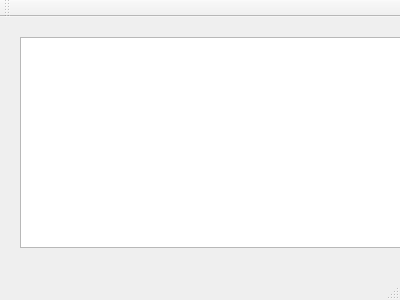
Before: the Qt Designer form mainwindow.ui in lodmev/autoshop, drawn with Qt 5.
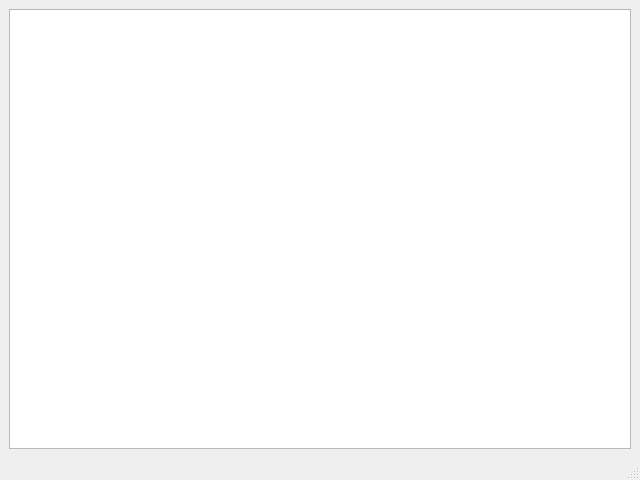
After: the same form once the commit is applied.

```diff
--- a/mainwindow.ui
+++ b/mainwindow.ui
@@ -6,24 +6,29 @@
    <rect>
     <x>0</x>
     <y>0</y>
-    <width>400</width>
-    <height>300</height>
+    <width>640</width>
+    <height>480</height>
    </rect>
   </property>
+  <property name="minimumSize">
+   <size>
+    <width>640</width>
+    <height>480</height>
+   </size>
+  </property>
   <property name="windowTitle">
    <string>Программа</string>
   </property>
-  <widget class="QWidget" name="centralWidget">
-   <widget class="QTableView" name="tableView">
-    <property name="geometry">
-     <rect>
-      <x>20</x>
-      <y>20</y>
-      <width>381</width>
-      <height>211</height>
-     </rect>
-    </property>
-   </widget>
+  <widget class="QWidget" name="centralwidget">
+   <layout class="QVBoxLayout" name="verticalLayout">
+    <item>
+     <layout class="QGridLayout" name="gridLayout">
+      <item row="0" column="0">
+       <widget class="QTableWidget" name="tableWidget"/>
+      </item>
+     </layout>
+    </item>
+   </layout>
   </widget>
   <widget class="QMenuBar" name="menuBar">
    <property name="geometry">
@@ -35,17 +40,8 @@
     </rect>
    </property>
   </widget>
-  <widget class="QToolBar" name="mainToolBar">
-   <attribute name="toolBarArea">
-    <enum>TopToolBarArea</enum>
-   </attribute>
-   <attribute name="toolBarBreak">
-    <bool>false</bool>
-   </attribute>
-  </widget>
-  <widget class="QStatusBar" name="statusBar"/>
+  <widget class="QStatusBar" name="statusbar"/>
  </widget>
- <layoutdefault spacing="6" margin="11"/>
  <resources/>
  <connections/>
 </ui>
```
Left out of the diff: 6 changed lines with no effect on the pictures.
